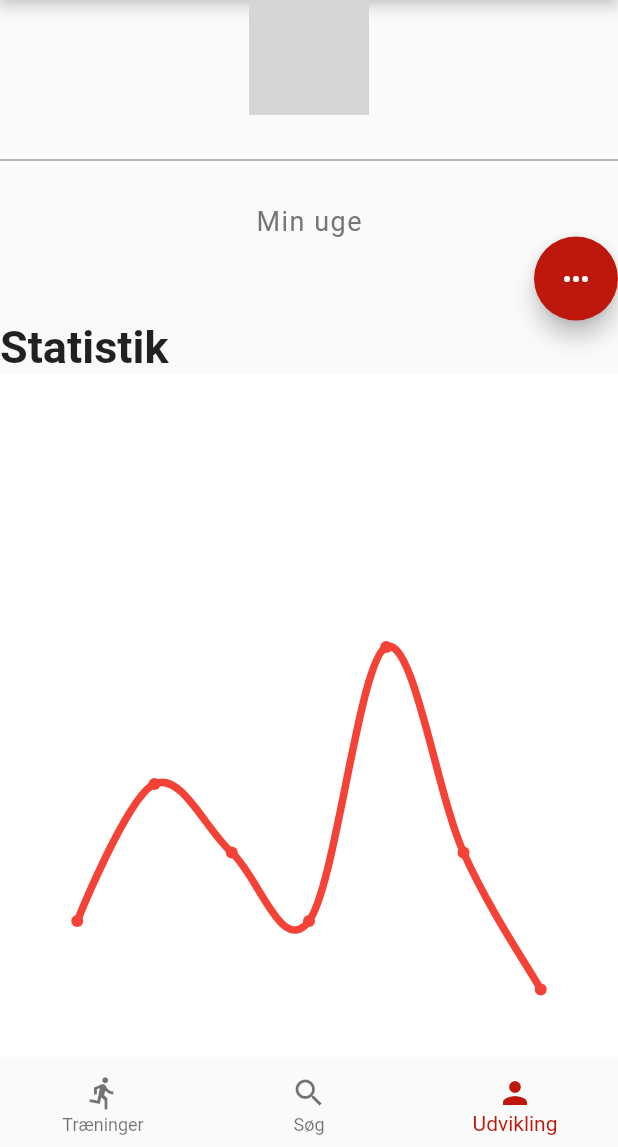
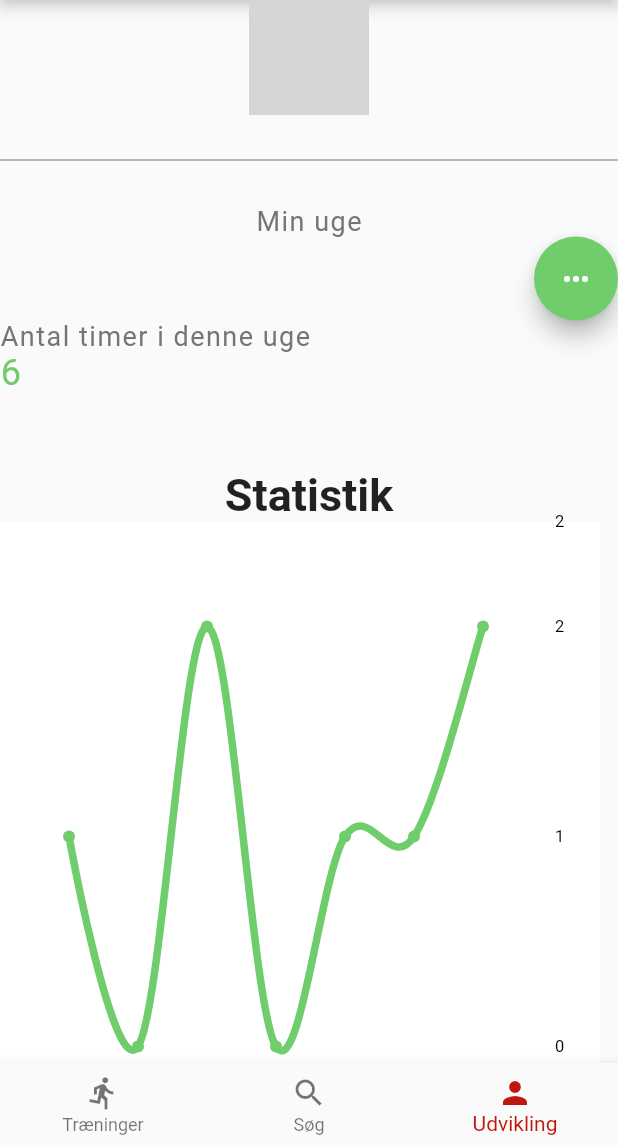
Before and after one commit to JohannesPoulsen/fitness_budy_app, a Flutter app: the HomeScreen screen opened directly, item 3 of the bottom bar chosen, on a phone screen of 412 x 824 dp, the part 89-1236 px from its top. Run offline on Flutter 3.47's test engine with Material 2 defaults, Android fonts, the phone set to English and light mode, and no system bars; drawn by our look-alikes of fl_chart; our stand-ins replace cloud_firestore, firebase_auth, firebase_core, font_awesome_flutter; accounts and stored records are empty; network calls fail; grey boxes are pictures that could not be loaded.

Commit message:
Lidt justering af graf

```diff
--- a/lib/Model/lineTitles.dart
+++ b/lib/Model/lineTitles.dart
@@ -9,33 +9,49 @@ class LineTitles {
       topTitles: SideTitles(showTitles: false),
       bottomTitles: SideTitles(
         showTitles: true,
-        reservedSize: 50,
+        reservedSize: 30,
         interval: 1,
         getTitles: (value) {
           switch (value.toInt()) {
             case 1:
-              return 'MON';
+              return 'MAN';
             case 2:
-              return 'TUE';
+              return 'TIRS';
             case 3:
-              return 'WED';
+              return 'ONS';
             case 4:
-              return 'THU';
+              return 'TORS';
             case 5:
-              return 'FRI';
+              return 'FRE';
             case 6:
-              return 'SAT';
+              return 'LØR';
             case 7:
-              return 'SUN';
+              return 'SØN';
             default:
               return '';
           }
-
+        },
+        margin: 20,
+      ),
+      leftTitles: SideTitles(showTitles: false),
+      rightTitles: SideTitles(
+        showTitles: true,
+        reservedSize: 30,
+        interval: 1,
+        getTitles: (value) {
+          switch (value.toInt()) {
+            case 0:
+              return '0';
+            case 1:
+              return '1';
+            case 2:
+              return '2';
+            default:
+              return '';
+          }
         },
         margin: 2,
       ),
-      leftTitles: SideTitles(showTitles: false),
-      rightTitles: SideTitles(showTitles: false),
     );
   }
 }
--- a/lib/ViewController/home.dart
+++ b/lib/ViewController/home.dart
@@ -174,8 +174,6 @@ class _HomeScreenState extends State<HomeScreen> {
               color: Colors.grey[600],
               height: 60.0,
             ),
-
-
             Row(
               mainAxisAlignment: MainAxisAlignment.center,
               children: <Widget>[
@@ -194,20 +192,50 @@ class _HomeScreenState extends State<HomeScreen> {
               child: FloatingActionButton(
                 hoverColor: Colors.orange,
                 onPressed: () {},
-                backgroundColor: const Color.fromARGB(255, 190, 24, 12),
+                backgroundColor: const Color(0xFF6fcd6b),
                 child: const Icon(Icons.more_horiz),
               ),
             ),
-            const Text(
+             Row(
+              mainAxisAlignment: MainAxisAlignment.start,
+              children: <Widget>[
+                Text(
+                  'Antal timer i denne uge',
+                  style: TextStyle(
+                    color: Colors.grey[600],
+                    fontSize: 18.0,
+                    letterSpacing: 1.0,
+                  ),
+                )
+              ],
+            ),
+             Row(
+              mainAxisAlignment: MainAxisAlignment.start,
+              children: const <Widget>[
+                Text(
+                  '6',
+                  style: TextStyle(
+                    color:  Color(0xFF6fcd6b),
+                    fontSize: 24.0,
+                    letterSpacing: 1.0,
+                  ),
+                )
+              ],
+            ),
+            const SizedBox(width: 50, height: 50,),
+
+            const Center(
+            child: Text(
               'Statistik',
               style: TextStyle(
                 fontSize: 30,
                 fontWeight: FontWeight.bold,
               ),
             ),
+            ),
             Container(
-              width: 1000,
-              height: 600,
+              width: 400,
+              height: 400,
               color: Colors.white,
               child: LineChart(
                 LineChartData(
@@ -217,26 +245,22 @@ class _HomeScreenState extends State<HomeScreen> {
                   minX: 0,
                   maxX: 8,
                   minY: 0,
-                  maxY: 6,
+                  maxY: 2.5,
                   lineBarsData: [
                     LineChartBarData(
                       spots: [
-                        const FlSpot(1, 2),
-                        const FlSpot(2, 3),
-                        const FlSpot(3, 2.5),
-                        const FlSpot(4, 2),
-                        const FlSpot(5, 4),
-                        const FlSpot(6, 2.5),
-                        const FlSpot(7, 1.5)
+                        const FlSpot(1, 1),
+                        const FlSpot(2, 0),
+                        const FlSpot(3, 2),
+                        const FlSpot(4, 0),
+                        const FlSpot(5, 1),
+                        const FlSpot(6, 1),
+                        const FlSpot(7, 2),
                       ],
                       isCurved: true,
-                      colors: [Colors.red,Colors.red],
+                      colors: [ const Color(0xFF6fcd6b), const Color(0xFF6fcd6b)],
                       barWidth: 5,
-                      dotData: FlDotData(
-                        show: true,
-
                       ),
-                    ),
                   ],
                 ),
               ),
```
